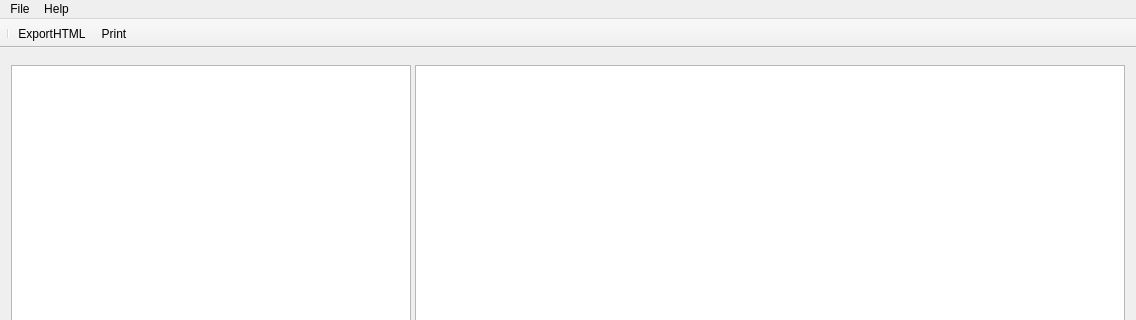
Before: the Qt Designer form src/RecipeStore/MainWindow.ui in marc-sturm/RecipeStore, drawn with Qt 5; both pictures show x 0 to 1136 and y 0 to 320 of the 1136 by 932 pixel window.
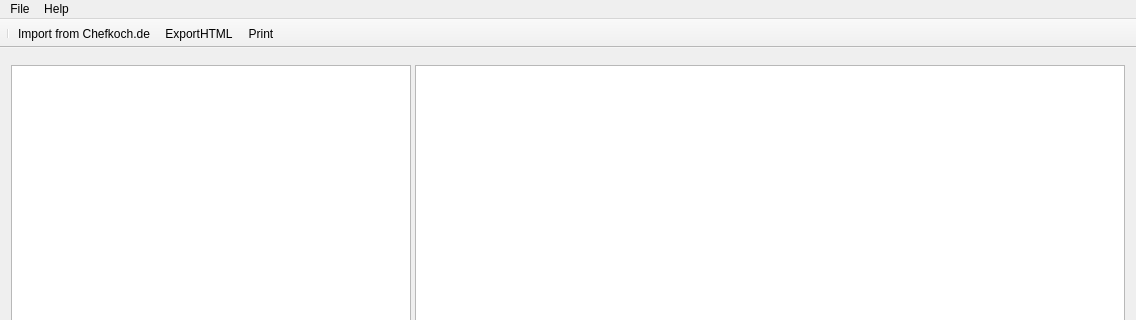
After: the same form once the commit is applied. Icons and pictures are not drawn. Custom widgets are drawn as their Qt base class.

Commit message: Added Chefkoch import from website.

```diff
--- a/src/RecipeStore/MainWindow.ui
+++ b/src/RecipeStore/MainWindow.ui
@@ -131,6 +131,7 @@
     <bool>false</bool>
    </attribute>
    <addaction name="separator"/>
+   <addaction name="actionImportChefkoch"/>
    <addaction name="actionExportHTML"/>
    <addaction name="actionPrint"/>
   </widget>
@@ -192,6 +193,15 @@
     <string>Ctrl+P</string>
    </property>
   </action>
+  <action name="actionImportChefkoch">
+   <property name="icon">
+    <iconset resource="resources.qrc">
+     <normaloff>:/Resources/ImportChefkock.png</normaloff>:/Resources/ImportChefkock.png</iconset>
+   </property>
+   <property name="text">
+    <string>Import from Chefkoch.de</string>
+   </property>
+  </action>
  </widget>
  <layoutdefault spacing="6" margin="11"/>
  <customwidgets>
```
The commit also changes 10 other files.
